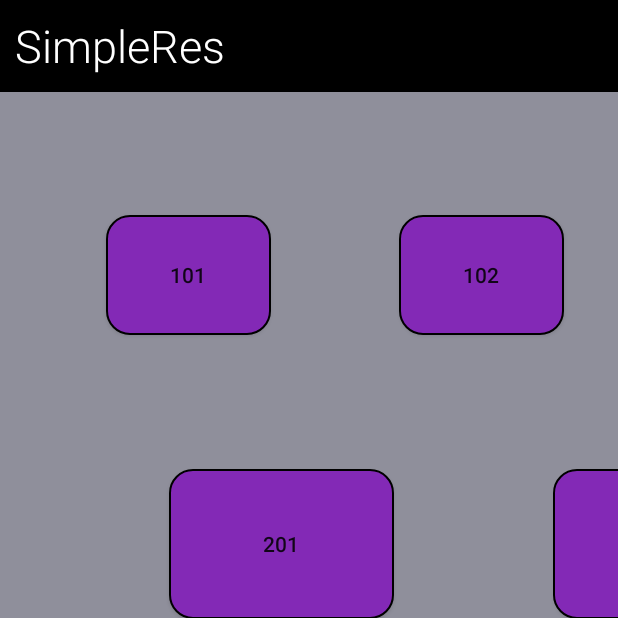
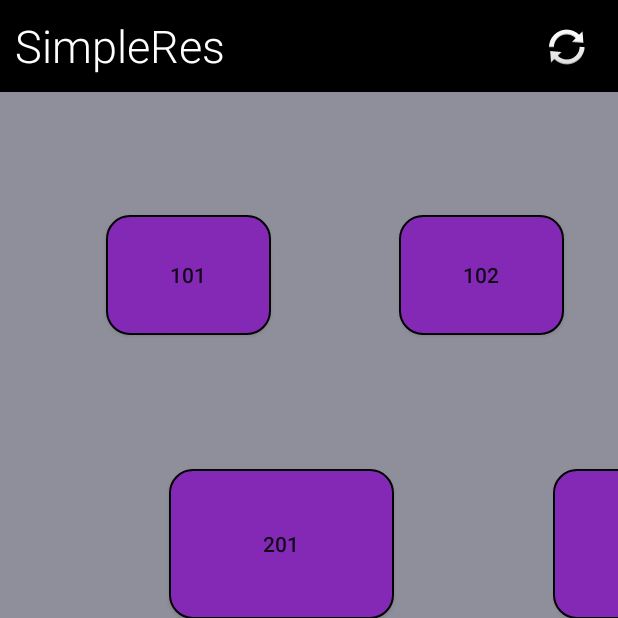
Before and after one commit to WSU-4110/SimpleRes, an Android app: the MainInterface screen opened directly, with no data from a screen before it, after a tap on "201", on a phone screen of 412 x 824 dp, the top half of it. Run offline under Robolectric (Android 15) with nearby library versions, the phone set to English and light mode, and no system bars; 2 statements that could not run were skipped.

Commit message:
Implemented FR16: refresh button for lists

```diff
--- a/app/src/main/java/com/example/simpleres/MainInterface.java
+++ b/app/src/main/java/com/example/simpleres/MainInterface.java
@@ -126,6 +126,9 @@ public class MainInterface extends AppCompatActivity {
         //top bar 'Add party (+)' button
         final ImageButton addPartyButton = findViewById(R.id.addPartyButton);
 
+        //top bar 'refresh' list button
+        final ImageButton refreshList = findViewById(R.id.refreshList);
+
         View.OnClickListener listener = new View.OnClickListener() {
 
             //method for which actions are taken when a button is clicked
@@ -198,10 +201,11 @@ public class MainInterface extends AppCompatActivity {
                                 return true;
                             }
                         });
-                        /*
-                        TODO: find better solution to refresh the list,
-                         if you know a way to pause code execution until the activity is finished and then call recreate()
-                        */
+
+                        selectPartyTypeMenu.show();
+                }
+
+                if(view.getId() == R.id.refreshList){
                     resPartyArrayList = wdb.getReservationList();
                     rAdapter = new ResPartyAdapter(MainInterface.this, resPartyArrayList);
                     resListView.setAdapter(rAdapter);
@@ -210,9 +214,6 @@ public class MainInterface extends AppCompatActivity {
                     waitListView.setAdapter(wAdapter);
                     waitListView.setEmptyView(findViewById(R.id.emptyElement));
                     waitPartyArrayList = wdb.getWaitlistList();
-                        selectPartyTypeMenu.show();
-                    //  break;
-
                 }
 
             }
@@ -223,8 +224,9 @@ public class MainInterface extends AppCompatActivity {
             buttons[i].setOnClickListener(listener);
         }
 
-        //top bar layout
+        //set listeners for top bar layout
         addPartyButton.setOnClickListener(listener);
+        refreshList.setOnClickListener(listener);
 
 
         try {
@@ -242,7 +244,6 @@ try {
             //Array of elements in the waitlist listview
             waitListView = (ListView) findViewById(R.id.waitlistListView);
             waitPartyArrayList = wdb.getWaitlistList();
-
 
             //adapter for the listview
             wAdapter = new WaitPartyAdapter(this, waitPartyArrayList);
--- a/app/src/main/res/layout/activity_main_interface.xml
+++ b/app/src/main/res/layout/activity_main_interface.xml
@@ -75,6 +75,15 @@
             android:textColor="@android:color/white"
             android:textSize="24sp" />
 
+        <ImageButton
+            android:id="@+id/refreshList"
+            android:layout_width="wrap_content"
+            android:layout_height="wrap_content"
+            android:layout_marginLeft="350dp"
+            android:layout_marginTop="5dp"
+            android:backgroundTint="#00000000"
+            app:srcCompat="@android:drawable/ic_popup_sync" />
+
     </FrameLayout>
 
     <androidx.constraintlayout.widget.ConstraintLayout
@@ -92,8 +101,8 @@
             android:layout_height="1dp"
             android:background="@android:color/darker_gray"
             android:padding="5dp"
-            app:layout_constraintTop_toBottomOf="@+id/waitlist_menu"
-            tools:layout_editor_absoluteX="0dp" />
+            app:layout_constraintStart_toStartOf="parent"
+            app:layout_constraintTop_toBottomOf="@+id/waitlist_menu" />
 
         <TextView
             android:id="@+id/waitlist_menu"
@@ -127,8 +136,8 @@
             android:layout_height="1dp"
             android:background="@android:color/darker_gray"
             android:padding="5dp"
-            app:layout_constraintTop_toBottomOf="@+id/reservation_menu"
-            tools:layout_editor_absoluteX="0dp" />
+            app:layout_constraintStart_toStartOf="parent"
+            app:layout_constraintTop_toBottomOf="@+id/reservation_menu" />
 
         <ListView
             android:id="@+id/reservationListView"
```
Lines whose indentation alone changed are shown as unchanged.
